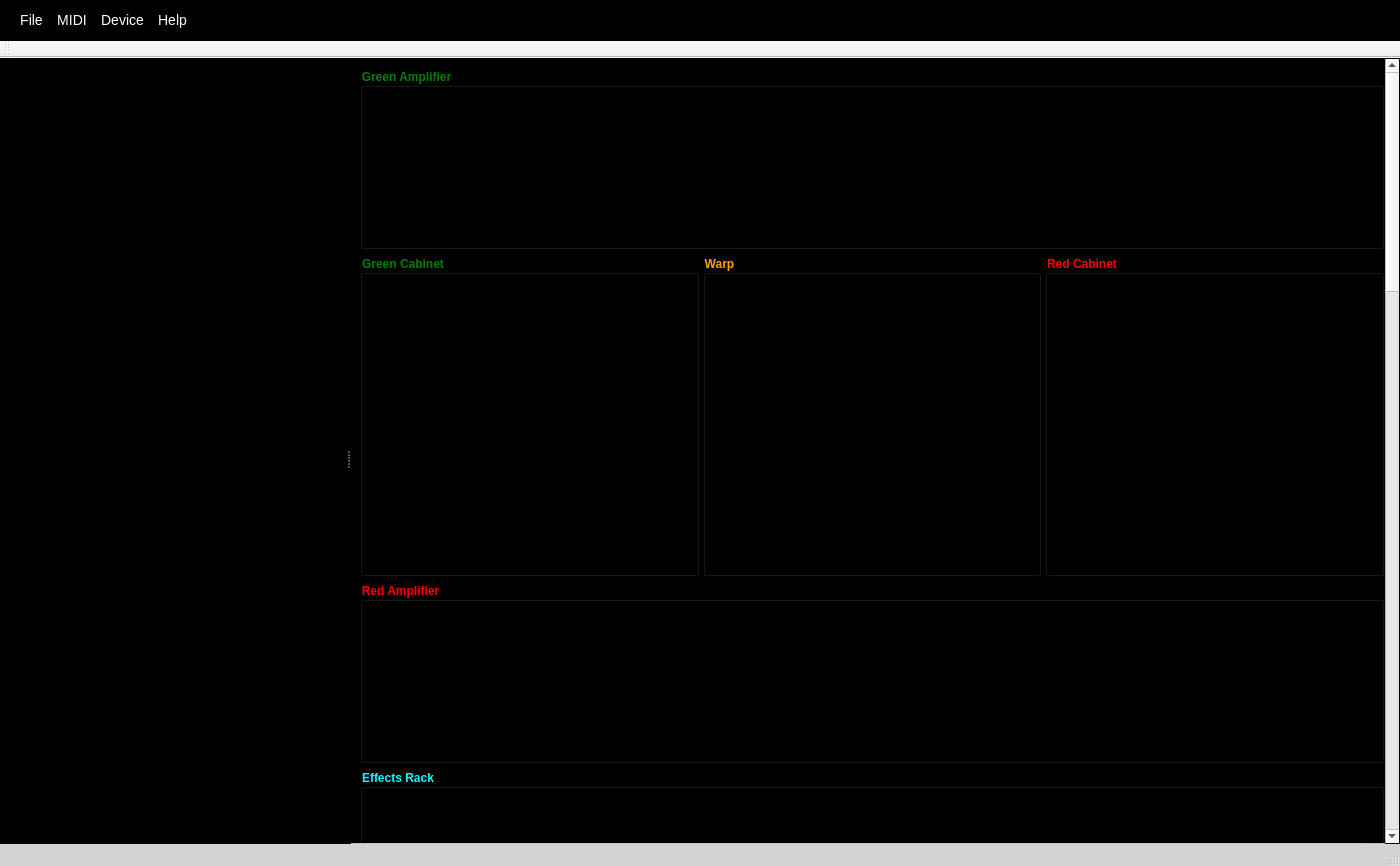
gary-1959/GNXEdit, file src/ui/mainwindow.ui: the form before one commit.
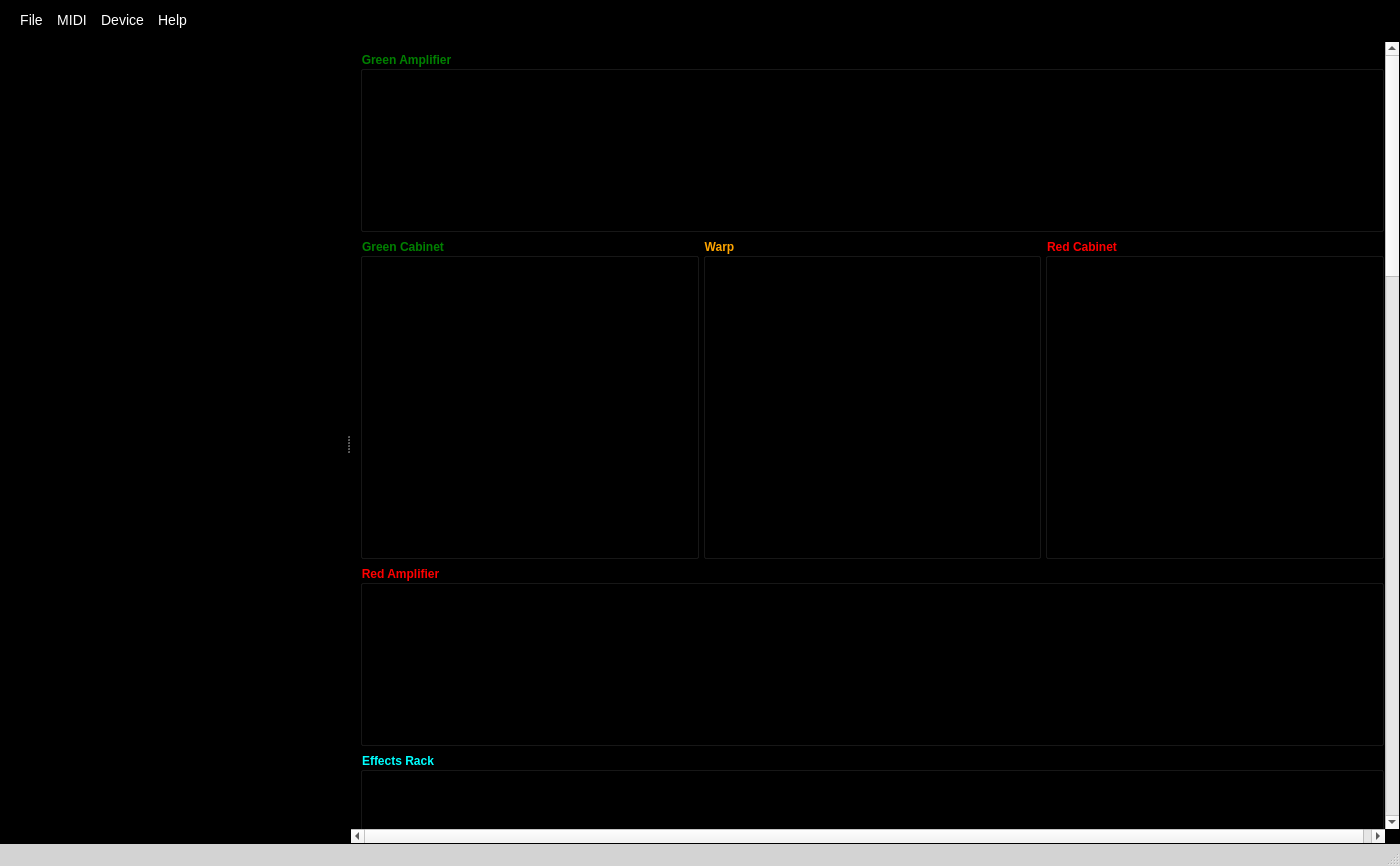
The form after the commit. Icons and pictures are not drawn. Custom widgets are drawn as their Qt base class.

```diff
--- a/src/ui/mainwindow.ui
+++ b/src/ui/mainwindow.ui
@@ -149,6 +149,43 @@
 	border: 1px solid gray;
 }
 
+QTreeView {
+   font-size: 14px;
+   margin: 0px;
+   padding: 10px 0 10px 0;
+}
+
+QTreeView::item:selected {
+   color: blue;
+   border: 1px solid blue;
+}
+
+QTreeView::branch:has-siblings:!adjoins-item {
+    border-image: url('./src/ui/tree/vline.png') 0;
+}
+
+QTreeView::branch:has-siblings:adjoins-item {
+    border-image: url('./src/ui/tree/branch-more.png') 0;
+}
+
+QTreeView::branch:!has-children:!has-siblings:adjoins-item {
+    border-image: url('./src/ui/tree/branch-end.png') 0;
+}
+
+QTreeView::branch:has-children:!has-siblings:closed,
+QTreeView::branch:closed:has-children:has-siblings {
+        border-image: none;
+        image: url('./src/ui/tree/branch-closed.png');
+}
+
+QTreeView::branch:open:has-children:!has-siblings,
+QTreeView::branch:open:has-children:has-siblings  {
+        border-image: none;
+        image: url('./src/ui/tree/branch-open.png');
+}
+
+
+
 </string>
   </property>
   <widget class="QWidget" name="centralwidget">
@@ -258,6 +295,14 @@
              <height>0</height>
             </size>
            </property>
+           <property name="headerHidden">
+            <bool>true</bool>
+           </property>
+           <column>
+            <property name="text">
+             <string notr="true">1</string>
+            </property>
+           </column>
           </widget>
          </item>
         </layout>
@@ -738,17 +783,6 @@
    <addaction name="menuHelp"/>
   </widget>
   <widget class="QStatusBar" name="statusBar"/>
-  <widget class="QToolBar" name="toolBar">
-   <property name="windowTitle">
-    <string>toolBar</string>
-   </property>
-   <attribute name="toolBarArea">
-    <enum>TopToolBarArea</enum>
-   </attribute>
-   <attribute name="toolBarBreak">
-    <bool>false</bool>
-   </attribute>
-  </widget>
   <action name="actionResync">
    <property name="text">
     <string>Resync</string>
```
